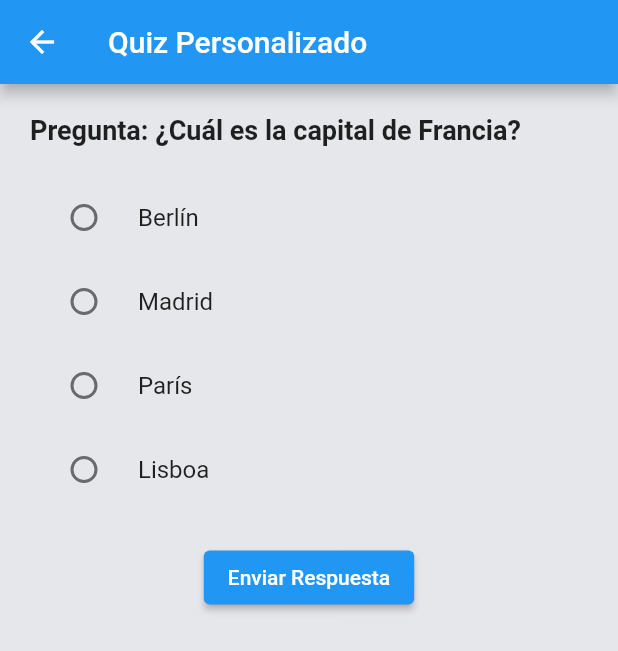
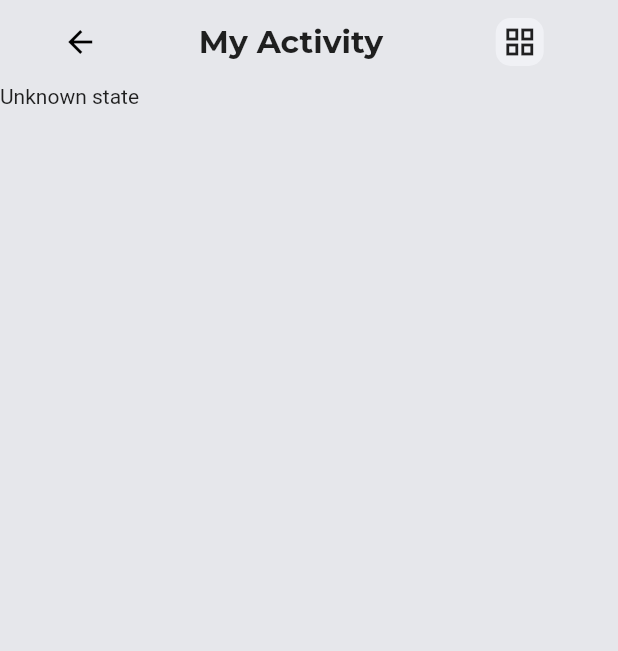
Before and after one commit to eddiedibs/lets_study, a Flutter app: the QuizWidgetPage screen opened directly, on a phone screen of 412 x 824 dp. Shown: the top 651 px of the screen. Run offline on Flutter 3.47's test engine with Material 2 defaults, Android fonts, the light colour scheme and no system bars; our stand-ins replace bloc, equatable, flutter_bloc, flutter_modular, percent_indicator; network calls fail; project files that could hold a hidden picture were left out.

Commit message:
Added routing logic with flutter modular, aswell as improved bugs related to routing and Bloc providers. And improved organization of files

```diff
--- /dev/null
+++ b/lib/logic/cubit/activity_state.dart
@@ -0,0 +1,30 @@
+
+part of 'activity_cubit.dart';
+
+abstract class ActivityState extends Equatable {
+  const ActivityState();
+
+  @override
+  List<Object> get props => [];
+}
+
+class ActivityInitial extends ActivityState {}
+
+class ActivityLoaded extends ActivityState {
+  final List<Activity> activities;
+
+  const ActivityLoaded(this.activities);
+
+  @override
+  List<Object> get props => [activities];
+}
+
+class Activity {
+  final ActivityCard activityCard;
+
+
+  Activity({
+    required this.activityCard,
+
+  });
+}
--- /dev/null
+++ b/lib/logic/cubit/quiz_cubit.dart
@@ -0,0 +1,14 @@
+import 'package:flutter_bloc/flutter_bloc.dart';
+import 'package:lets_study_flutter/presentation/screens/quiz_widget.dart';
+import 'package:equatable/equatable.dart';
+
+part 'quiz_state.dart';
+
+class QuizCubit extends Cubit<QuizState> {
+  QuizCubit() : super(QuizLoading());
+
+  void addQuiz(Quiz quiz) {
+    final updatedQuizzes = [quiz];
+    emit(QuizSuccess(updatedQuizzes));
+  }
+}
--- /dev/null
+++ b/lib/logic/cubit/quiz_state.dart
@@ -0,0 +1,24 @@
+part of 'quiz_cubit.dart';
+
+
+abstract class QuizState extends Equatable {
+  const QuizState();
+
+  @override
+  List<Object> get props => [];
+}
+
+class QuizInitial extends QuizState {}
+
+class QuizLoading extends QuizState {}
+
+class QuizSuccess extends QuizState {
+  final List<Object> quizzes;
+
+  QuizSuccess(this.quizzes);
+
+  @override
+  List<Object> get props => [quizzes];
+}
+
+class QuizFailure extends QuizState {}
--- /dev/null
+++ b/lib/presentation/screens/quiz_widget.dart
@@ -0,0 +1,34 @@
+import 'package:flutter/material.dart';
+import 'package:flutter_bloc/flutter_bloc.dart';
+import 'package:lets_study_flutter/logic/cubit/quiz_cubit.dart';
+import 'package:lets_study_flutter/design/custom_app_bar.dart';
+
+
+class Quiz {
+  final List<Map<String, String>> questionsAndAnswers;
+
+  Quiz({required this.questionsAndAnswers});
+}
+
+class QuizWidgetPage extends StatelessWidget {
+
+  @override
+  Widget build(BuildContext context) {
+    return Scaffold(
+      appBar: CustomAppBar(titleText: "My Activity", isHomePage: false),
+      body: BlocBuilder<QuizCubit, QuizState>(
+      builder: (context, state) {
+        if (state is QuizSuccess) {
+          // Handle success state, e.g., display quizzes
+          return Text('Quizzes Loaded');
+        } else if (state is QuizFailure) {
+          // Handle failure state
+          return Text('Failed to load quizzes');
+        } else {
+          return Text('Unknown state');
+        }
+      },
+    ),
+    );
+  }
+}
--- a/lib/providers/quiz_provider.dart
+++ /dev/null
@@ -1,12 +0,0 @@
-import 'package:flutter/foundation.dart';
-
-class QuizProvider extends ChangeNotifier {
-  int _selectedOption = -1;
-
-  int get selectedOption => _selectedOption;
-
-  void setSelectedOption(int option) {
-    _selectedOption = option;
-    notifyListeners();
-  }
-}
--- a/lib/widgets/quiz_widget.dart
+++ /dev/null
@@ -1,79 +0,0 @@
-import 'package:flutter/material.dart';
-import 'package:provider/provider.dart';
-import 'package:lets_study_flutter/providers/quiz_provider.dart';
-
-class QuizWidgetPage extends StatelessWidget {
-  static const routeName = '/quiz-page';
-
-  @override
-  Widget build(BuildContext context) {
-    return Scaffold(
-      appBar: AppBar(
-        title: Text('Quiz Personalizado'),
-      ),
-      body: Consumer<QuizProvider>(
-        builder: (context, quizProvider, _) => Padding(
-          padding: const EdgeInsets.all(20.0),
-          child: Column(
-            crossAxisAlignment: CrossAxisAlignment.start,
-            children: <Widget>[
-              Text(
-                'Pregunta: ¿Cuál es la capital de Francia?',
-                style: TextStyle(fontSize: 18, fontWeight: FontWeight.bold),
-              ),
-              SizedBox(height: 20),
-              RadioListTile<int>(
-                title: Text('Berlín'),
-                value: 0,
-                groupValue: quizProvider.selectedOption,
-                onChanged: (int? value) {
-                  quizProvider.setSelectedOption(value!);
-                },
-              ),
-              RadioListTile<int>(
-                title: Text('Madrid'),
-                value: 1,
-                groupValue: quizProvider.selectedOption,
-                onChanged: (int? value) {
-                  quizProvider.setSelectedOption(value!);
-                },
-              ),
-              RadioListTile<int>(
-                title: Text('París'),
-                value: 2,
-                groupValue: quizProvider.selectedOption,
-                onChanged: (int? value) {
-                  quizProvider.setSelectedOption(value!);
-                },
-              ),
-              RadioListTile<int>(
-                title: Text('Lisboa'),
-                value: 3,
-                groupValue: quizProvider.selectedOption,
-                onChanged: (int? value) {
-                  quizProvider.setSelectedOption(value!);
-                },
-              ),
-              SizedBox(height: 20),
-              Center(
-                child: ElevatedButton(
-                  onPressed: () {
-                    final snackBar = SnackBar(
-                      content: Text(
-                        quizProvider.selectedOption == 2
-                            ? 'Correcto!'
-                            : 'Incorrecto!',
-                      ),
-                    );
-                    ScaffoldMessenger.of(context).showSnackBar(snackBar);
-                  },
-                  child: Text('Enviar Respuesta'),
-                ),
-              ),
-            ],
-          ),
-        ),
-      ),
-    );
-  }
-}
```
Also changed, not shown: lib/design/components/activity_card_quizzes_component.dart (added, +40 -0 lines), lib/design/custom_bottom_app_bar.dart (+66 -7 lines), lib/design/modals/quiz_form_modal.dart (added, +73 -0 lines), lib/logic/cubit/activity_cubit.dart (renamed from lib/providers/activity_cubits.dart, +3 -6 lines), lib/main.dart (+17 -10 lines), lib/presentation/router/app_routes.dart (renamed from lib/routes/app_routes.dart, +9 -4 lines), lib/presentation/router/main_module.dart (renamed from lib/routes/main_module.dart, +4 -3 lines), lib/providers/activity_state.dart (deleted, +0 -45 lines), lib/presentation/screens/education_card_widget.dart (renamed from lib/widgets/education_card_widget.dart), lib/presentation/screens/progress_widget.dart (renamed from lib/widgets/progress_widget.dart).
